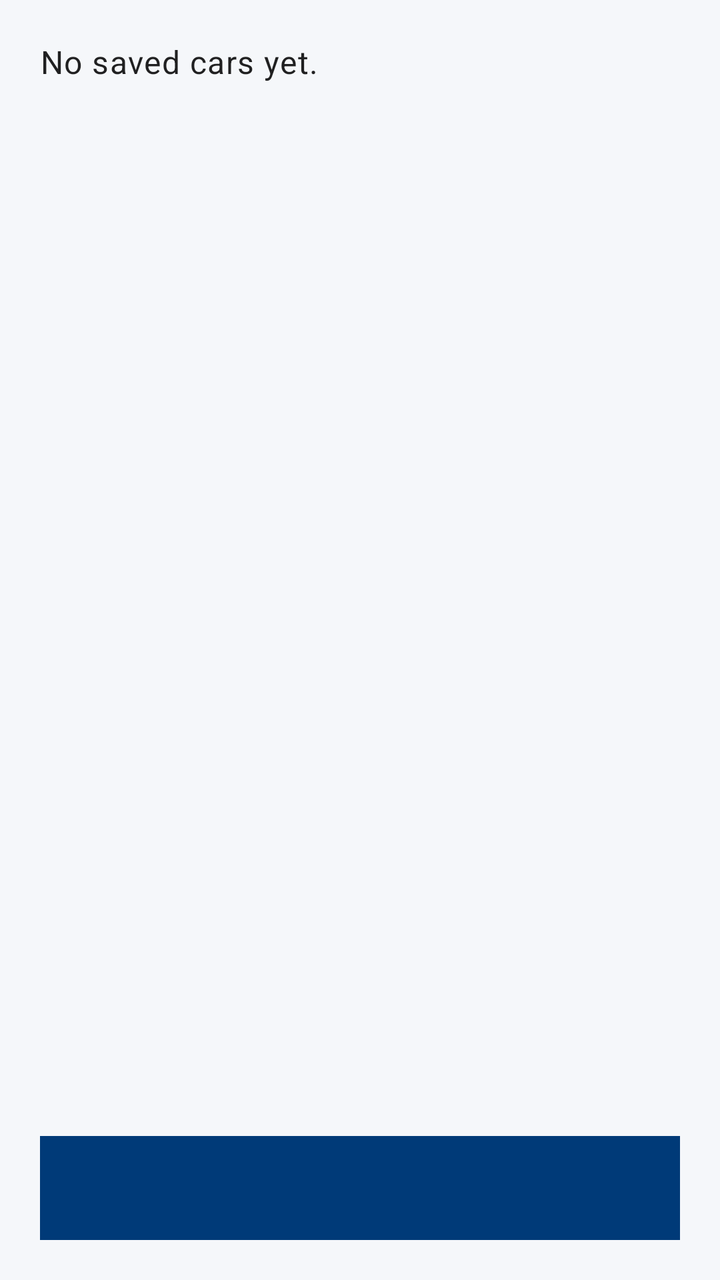
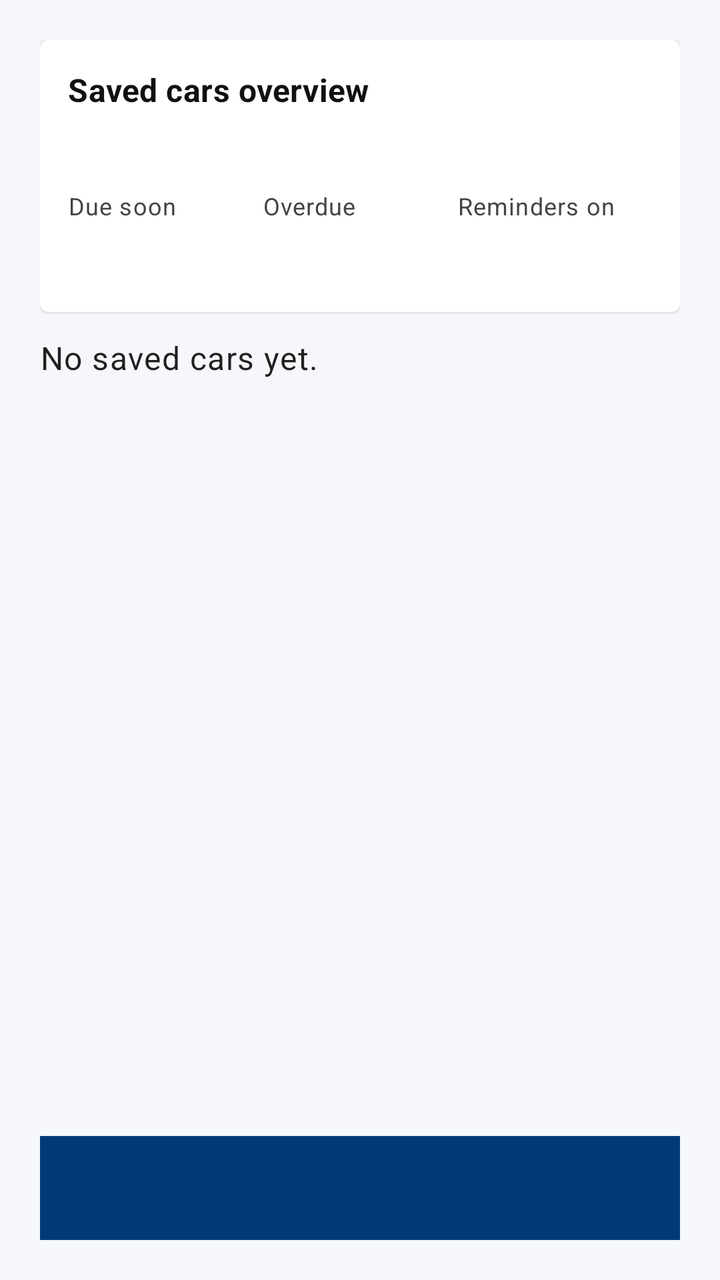

An Android layout rendered at two revisions. The XML below is the earlier revision; the diff shows what the commit changed to produce the second picture.
<!-- AndroidManifest.xml: application theme Theme.MOTHistory -->
<!-- res/layout/fragment_saved_cars.xml -->
<?xml version="1.0" encoding="utf-8"?>
<LinearLayout xmlns:android="http://schemas.android.com/apk/res/android"
    android:layout_width="match_parent"
    android:layout_height="match_parent"
    android:background="@color/screen_background"
    android:orientation="vertical"
    android:padding="20dp">

    <TextView
        android:id="@+id/tv_saved_cars_empty"
        android:layout_width="match_parent"
        android:layout_height="wrap_content"
        android:text="@string/saved_cars_empty"
        android:textAppearance="@style/TextAppearance.MaterialComponents.Body1" />

    <androidx.recyclerview.widget.RecyclerView
        android:id="@+id/rv_saved_cars"
        android:layout_width="match_parent"
        android:layout_height="0dp"
        android:layout_marginTop="10dp"
        android:layout_weight="1" />

    <FrameLayout
        android:id="@+id/fl_saved_banner_ad_container"
        android:layout_width="match_parent"
        android:layout_height="wrap_content"
        android:layout_marginTop="12dp"
        android:background="@color/mot_blue"
        android:minHeight="52dp"
        android:padding="4dp" />

</LinearLayout>
<!-- resources referenced by this layout -->
<resources>
  <color name="mot_blue">#003A78</color>
  <color name="screen_background">#F5F7FA</color>
  <string name="saved_cars_empty">No saved cars yet.</string>
  <style name="Theme.MOTHistory" parent="Theme.MaterialComponents.DayNight.NoActionBar">
          
          <item name="colorPrimary">@color/mot_blue</item>
          <item name="colorPrimaryVariant">@color/mot_blue</item>
          <item name="colorOnPrimary">@color/white</item>
          
          <item name="colorSecondary">@color/mot_blue_light</item>
          <item name="colorSecondaryVariant">@color/mot_blue_dark</item>
          <item name="colorOnSecondary">@color/white</item>
          <item name="android:colorBackground">@color/screen_background</item>
          <item name="android:windowBackground">@color/screen_background</item>
          <item name="colorSurface">@color/card_surface</item>
          <item name="colorOnSurface">@color/text_primary</item>
          
          <item name="android:statusBarColor">@color/mot_blue</item>
          
      </style>
  <color name="white">#FFFFFFFF</color>
  <color name="mot_blue_light">#1F5A9B</color>
  <color name="mot_blue_dark">#002A57</color>
  <color name="card_surface">#FFFFFFFF</color>
  <color name="text_primary">#111111</color>
</resources>

<!-- the commit's change to res/layout/fragment_saved_cars.xml (unified diff, before → after) -->
@@ -1,10 +1,116 @@
 <?xml version="1.0" encoding="utf-8"?>
 <LinearLayout xmlns:android="http://schemas.android.com/apk/res/android"
+    xmlns:app="http://schemas.android.com/apk/res-auto"
     android:layout_width="match_parent"
     android:layout_height="match_parent"
     android:background="@color/screen_background"
     android:orientation="vertical"
     android:padding="20dp">
+
+    <com.google.android.material.card.MaterialCardView
+        android:layout_width="match_parent"
+        android:layout_height="wrap_content"
+        android:layout_marginBottom="12dp"
+        app:cardBackgroundColor="?attr/colorSurface">
+
+        <LinearLayout
+            android:layout_width="match_parent"
+            android:layout_height="wrap_content"
+            android:orientation="vertical"
+            android:padding="14dp">
+
+            <TextView
+                android:id="@+id/tv_saved_dashboard_title"
+                android:layout_width="match_parent"
+                android:layout_height="wrap_content"
+                android:text="@string/saved_cars_dashboard_title"
+                android:textAppearance="@style/TextAppearance.MaterialComponents.Subtitle1"
+                android:textColor="@color/text_primary"
+                android:textStyle="bold" />
+
+            <LinearLayout
+                android:layout_width="match_parent"
+                android:layout_height="wrap_content"
+                android:layout_marginTop="12dp"
+                android:baselineAligned="false"
+                android:orientation="horizontal">
+
+                <LinearLayout
+                    android:layout_width="0dp"
+                    android:layout_height="wrap_content"
+                    android:layout_weight="1"
+                    android:orientation="vertical">
+
+                    <TextView
+                        android:id="@+id/tv_saved_dashboard_due_soon_value"
+                        android:layout_width="wrap_content"
+                        android:layout_height="wrap_content"
+                        android:textAppearance="@style/TextAppearance.MaterialComponents.Headline6"
+                        android:textColor="@color/text_primary"
+                        android:textStyle="bold" />
+
+                    <TextView
+                        android:layout_width="wrap_content"
+                        android:layout_height="wrap_content"
+                        android:text="@string/saved_cars_dashboard_due_soon_label"
+                        android:textAppearance="@style/TextAppearance.MaterialComponents.Caption"
+                        android:textColor="@color/text_secondary" />
+                </LinearLayout>
+
+                <LinearLayout
+                    android:layout_width="0dp"
+                    android:layout_height="wrap_content"
+                    android:layout_weight="1"
+                    android:orientation="vertical">
+
+                    <TextView
+                        android:id="@+id/tv_saved_dashboard_overdue_value"
+                        android:layout_width="wrap_content"
+                        android:layout_height="wrap_content"
+                        android:textAppearance="@style/TextAppearance.MaterialComponents.Headline6"
+                        android:textColor="@color/text_primary"
+                        android:textStyle="bold" />
+
+                    <TextView
+                        android:layout_width="wrap_content"
+                        android:layout_height="wrap_content"
+                        android:text="@string/saved_cars_dashboard_overdue_label"
+                        android:textAppearance="@style/TextAppearance.MaterialComponents.Caption"
+                        android:textColor="@color/text_secondary" />
+                </LinearLayout>
+
+                <LinearLayout
+                    android:layout_width="0dp"
+                    android:layout_height="wrap_content"
+                    android:layout_weight="1"
+                    android:orientation="vertical">
+
+                    <TextView
+                        android:id="@+id/tv_saved_dashboard_reminders_value"
+                        android:layout_width="wrap_content"
+                        android:layout_height="wrap_content"
+                        android:textAppearance="@style/TextAppearance.MaterialComponents.Headline6"
+                        android:textColor="@color/text_primary"
+                        android:textStyle="bold" />
+
+                    <TextView
+                        android:layout_width="wrap_content"
+                        android:layout_height="wrap_content"
+                        android:text="@string/saved_cars_dashboard_reminders_label"
+                        android:textAppearance="@style/TextAppearance.MaterialComponents.Caption"
+                        android:textColor="@color/text_secondary" />
+                </LinearLayout>
+            </LinearLayout>
+
+            <TextView
+                android:id="@+id/tv_saved_dashboard_next_due_value"
+                android:layout_width="match_parent"
+                android:layout_height="wrap_content"
+                android:layout_marginTop="12dp"
+                android:textAppearance="@style/TextAppearance.MaterialComponents.Body2"
+                android:textColor="@color/text_secondary" />
+        </LinearLayout>
+    </com.google.android.material.card.MaterialCardView>
 
     <TextView
         android:id="@+id/tv_saved_cars_empty"
<!-- resource entries referenced after the edit -->
@@ -25,5 +25,10 @@
   <color name="mot_blue_dark">#002A57</color>
   <color name="card_surface">#FFFFFFFF</color>
   <color name="text_primary">#111111</color>
+  <color name="text_secondary">#444444</color>
+  <string name="saved_cars_dashboard_due_soon_label">Due soon</string>
+  <string name="saved_cars_dashboard_overdue_label">Overdue</string>
+  <string name="saved_cars_dashboard_reminders_label">Reminders on</string>
+  <string name="saved_cars_dashboard_title">Saved cars overview</string>
 </resources>
 
